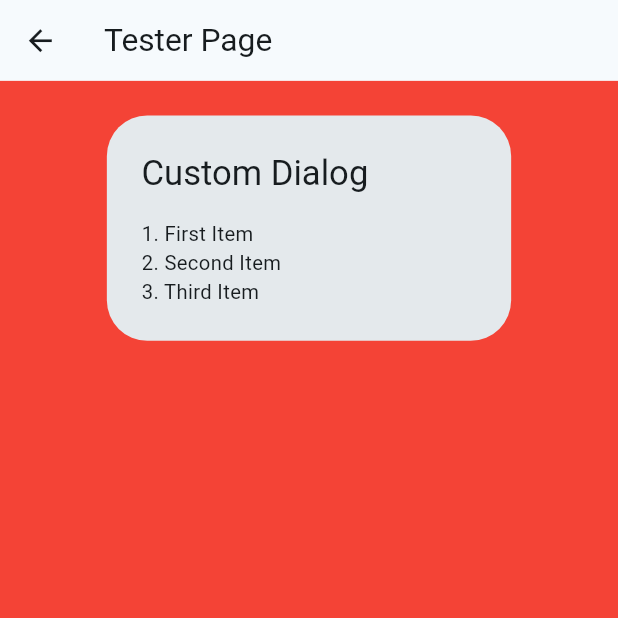
After one commit to Asim-9812/khatasystem, a Flutter app: the TesterPage screen opened directly, on a phone screen of 412 x 824 dp, the top half of it. The commit adds this screen. Run offline on Flutter 3.47's test engine with Material 3 defaults, Android fonts, the phone set to English and light mode, and no system bars; our stand-ins replace awesome_notifications, bottom_navy_bar, connectivity_plus, countup, dartz, dio and 20 more; missing offline and left inert: dropdown_button3, in_app_update, nepali_utils, number_to_words, pager; accounts and stored records are empty; network calls fail.

Commit message:
minor fixes

```diff
--- a/lib/common/colors.dart
+++ b/lib/common/colors.dart
@@ -41,7 +41,6 @@ extension HexColor on Color {
   }
 }
 
-
 ///returns the color for each row according to its index
 Color getColor(Set<MaterialState> states, int index) {
   const Set<MaterialState> interactiveStates = <MaterialState>{
--- a/lib/features/login/provider/auth_viewmodel.dart
+++ b/lib/features/login/provider/auth_viewmodel.dart
@@ -35,7 +35,6 @@ class UserLogin {
 
           if(sessionBox.isEmpty){
             sessionBox.put('userReturn', jsonEncode(response.data));
-
           }
           // print(response.data["userReturn"]);
           // final companyInfo = response.data["ownerCompanyList"];
--- a/lib/features/menu/presentation/menu_screen.dart
+++ b/lib/features/menu/presentation/menu_screen.dart
@@ -52,16 +52,13 @@ class ReportView extends ConsumerWidget {
                   for (final e in data) {
                     if (e.parentID == 1) {
                       homeChildList.add(e);
-                      mainList.add(e);
                     } else if (e.parentID == 4) {
                       auditChildList.add(e);
-                      mainList.add(e);
                     } else if (e.parentID == 5) {
                       reportChildList.add(e);
                       mainList.add(e);
                     } else if (e.parentID == 8) {
                       logChildList.add(e);
-                      mainList.add(e);
                     } else if (e.parentID == 64) {
                       financialChildList.add(e);
                     } else if (e.parentID == 69) {
@@ -197,16 +194,13 @@ class ReportView extends ConsumerWidget {
                   for (final e in data) {
                     if (e.parentID == 1) {
                       homeChildList.add(e);
-                      mainList.add(e);
                     } else if (e.parentID == 4) {
                       auditChildList.add(e);
-                      mainList.add(e);
                     } else if (e.parentID == 5) {
                       reportChildList.add(e);
                       mainList.add(e);
                     } else if (e.parentID == 8) {
                       logChildList.add(e);
-                      mainList.add(e);
                     } else if (e.parentID == 64) {
                       financialChildList.add(e);
                     } else if (e.parentID == 69) {
--- a/lib/features/notification/presentation/notification_page.dart
+++ b/lib/features/notification/presentation/notification_page.dart
@@ -1,13 +1,13 @@
 import 'dart:convert';
-
 import 'package:flutter/cupertino.dart';
 import 'package:flutter/material.dart';
 import 'package:flutter_riverpod/flutter_riverpod.dart';
 import 'package:fluttertoast/fluttertoast.dart';
 import 'package:khata_app/common/export.dart';
 import 'package:khata_app/main.dart';
+import '../provider/notification_provider.dart';
 
-import '../provider/notification_provider.dart';
+
 
 
 class NotificationView extends ConsumerStatefulWidget {
--- a/lib/features/pos/presentation/received_amount_table.dart
+++ b/lib/features/pos/presentation/received_amount_table.dart
@@ -14,7 +14,6 @@ import 'package:khata_app/features/pos/domain/services/pos_services.dart';
 class ReceivedAmountTable extends ConsumerWidget {
   final int id;
   ReceivedAmountTable({required this.id});
-
 
   void _delDialog(BuildContext context,ref,ReceivedAmountModel receivedAmount) async {
     await showDialog(
@@ -86,11 +85,8 @@ class ReceivedAmountTable extends ConsumerWidget {
     );
   }
 
-
-
   @override
   Widget build(BuildContext context,ref) {
-    print(id);
     final receivedAmountData = ref.watch(receivedAmountProvider(id));
     return Scaffold(
       backgroundColor: ColorManager.white,
@@ -139,4 +135,5 @@ class ReceivedAmountTable extends ConsumerWidget {
       )
     );
   }
+
 }
--- a/lib/features/reports/statement/daybook_report/presentation/daybook_report_presentation.dart
+++ b/lib/features/reports/statement/daybook_report/presentation/daybook_report_presentation.dart
@@ -524,14 +524,10 @@ class _TestState extends ConsumerState<DayBookReport> {
                                         duration: const Duration(milliseconds: 1400),
                                       ),
                                     );
-
-
                                   }
                                   else{
                                     ref.read(dayBookProvider.notifier).fetchTableData(fModel);
                                   }
-
-
                                 },
                                 style: ElevatedButton.styleFrom(
                                   backgroundColor: ColorManager.green,
--- a/lib/features/reports/statement/daybook_report/provider/daybook_report_provider.dart
+++ b/lib/features/reports/statement/daybook_report/provider/daybook_report_provider.dart
@@ -90,6 +90,8 @@ final dayBookViewProvider = FutureProvider.family((ref, FilterAnyModel filterMod
 class DayBookViewPro {
   Future<List<dynamic>> getTableData(FilterAnyModel filterModel) async{
     final dio = Dio();
+
+    dio.options.headers["Authorization"] = "Bearer ${userToken}";
     try{
       final jsonData = jsonEncode(filterModel.toJson());
 
--- a/lib/features/reports/statement/ledger_report/presentation/ledgerIndividualReport.dart
+++ b/lib/features/reports/statement/ledger_report/presentation/ledgerIndividualReport.dart
@@ -61,13 +61,8 @@ class LedgerVoucherIndividualReport extends ConsumerWidget {
     fModel.dataFilterModel = filterModel;
     fModel.mainInfoModel = mainInfo;
 
-
-
-
     return Consumer(
         builder: (context, ref, child){
-
-
           final ledgerVoucher = ref.watch(ledgerVoucherIndividualProvider(fModel));
           return WillPopScope(
             onWillPop: () async {
--- a/lib/features/reports/statement/ledger_report/presentation/report_page.dart
+++ b/lib/features/reports/statement/ledger_report/presentation/report_page.dart
@@ -1,6 +1,5 @@
 import 'package:dropdown_search/dropdown_search.dart';
 import 'package:flutter/material.dart';
-import 'package:flutter/services.dart';
 import 'package:flutter_riverpod/flutter_riverpod.dart';
 import 'package:font_awesome_flutter/font_awesome_flutter.dart';
 import 'package:intl/intl.dart';
@@ -12,14 +11,13 @@ import 'package:khata_app/model/list%20model/get_list_model.dart';
 import 'package:khata_app/features/reports/statement/ledger_report/model/report_model.dart';
 import 'package:khata_app/features/dashboard/presentation/home_screen.dart';
 import 'package:pager/pager.dart';
-
 import '../../../../../common/colors.dart';
 import '../../../../../common/common_provider.dart';
-
 import '../../../../../common/snackbar.dart';
 import '../model/table_model.dart';
 import '../provider/report_provider.dart';
 import '../widget/build_ledger_table.dart';
+
 
 class ReportPageView extends StatefulWidget {
   const ReportPageView({Key? key}) : super(key: key);
--- a/lib/main.dart
+++ b/lib/main.dart
@@ -27,8 +27,6 @@ Future<void> main() async {
 
   await NotificationController.initializeLocalNotifications();
   await NotificationController.initializeIsolateReceivePort();
-
-
 
   tz.initializeTimeZones();
   await Hive.initFlutter();
@@ -63,7 +61,7 @@ class _KhataAppState extends State<KhataApp> {
     super.initState();
   }
 
- //default constructor
+  //default constructor
   @override
   Widget build(BuildContext context) {
     return GetMaterialApp(
@@ -87,4 +85,5 @@ class _KhataAppState extends State<KhataApp> {
       initialRoute: Routes.splashRoute,
     );
   }
+
 }
--- /dev/null
+++ b/lib/view/test.dart
@@ -0,0 +1,38 @@
+import 'package:flutter/material.dart';
+
+class CustomDialog extends StatelessWidget {
+  @override
+  Widget build(BuildContext context) {
+    return AlertDialog(
+      title: Text('Custom Dialog'),
+      content: Column(
+        mainAxisAlignment: MainAxisAlignment.start,
+        crossAxisAlignment: CrossAxisAlignment.start,
+        children: [
+          Text('1. First Item'),
+          Text('2. Second Item'),
+          Text('3. Third Item'),
+        ],
+      ),
+    );
+  }
+}
+
+class TesterPage extends StatelessWidget {
+  @override
+  Widget build(BuildContext context) {
+    return Scaffold(
+      backgroundColor: Colors.red,
+      appBar: AppBar(
+        title: Text('Tester Page'),
+      ),
+      body: Column(
+        mainAxisAlignment: MainAxisAlignment.start,
+        crossAxisAlignment: CrossAxisAlignment.start,
+        children: [
+          CustomDialog(),
+        ],
+      ),
+    );
+  }
+}
--- a/pubspec.yaml
+++ b/pubspec.yaml
@@ -17,7 +17,7 @@ publish_to: 'none' # Remove this line if you wish to publish to pub.dev
 # https://developer.apple.com/library/archive/documentation/General/Reference/InfoPlistKeyReference/Articles/CoreFoundationKeys.html
 # In Windows, build-name is used as the major, minor, and patch parts
 # of the product and file versions while build-number is used as the build suffix.
-version: 1.0.5+6
+version: 1.0.7+8
 
 environment:
   sdk: '>=2.18.6 <4.0.0'
```
Also changed, not shown: lib/common/common_provider.dart (+2 -8 lines), lib/core/api.dart (+11 -4 lines), lib/features/notification/provider/notification_provider.dart (+0 -7 lines), lib/features/pos/presentation/pos.dart (+0 -22 lines), lib/features/reports/statement/daybook_report/presentation/daybook_report_view.dart (+2 -15 lines), lib/features/reports/statement/ledger_report/presentation/subreport.dart (+2 -7 lines), lib/features/track_product/presentation/track_product.dart (+1 -9 lines).
